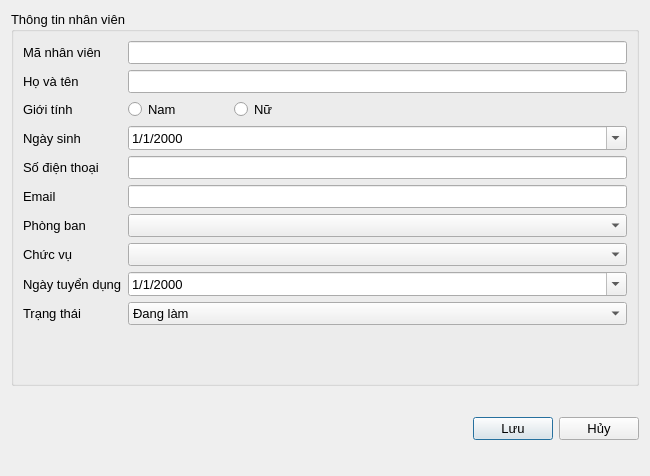
thinh-doan/sales-and-warehouse-management-system, file ui/employee_add.ui: the form before one commit.
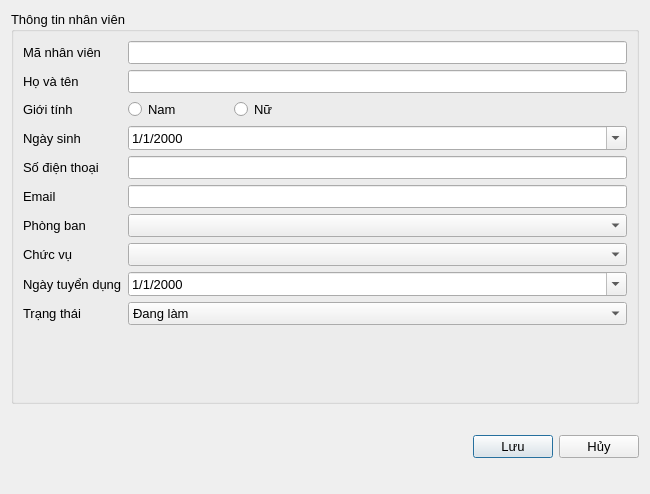
The form after the commit. Icons and pictures are not drawn.

```diff
--- a/ui/employee_add.ui
+++ b/ui/employee_add.ui
@@ -7,7 +7,7 @@
     <x>0</x>
     <y>0</y>
     <width>650</width>
-    <height>476</height>
+    <height>494</height>
    </rect>
   </property>
   <property name="font">
```
Left out of the diff: 8 changed lines with no effect on the pictures.
